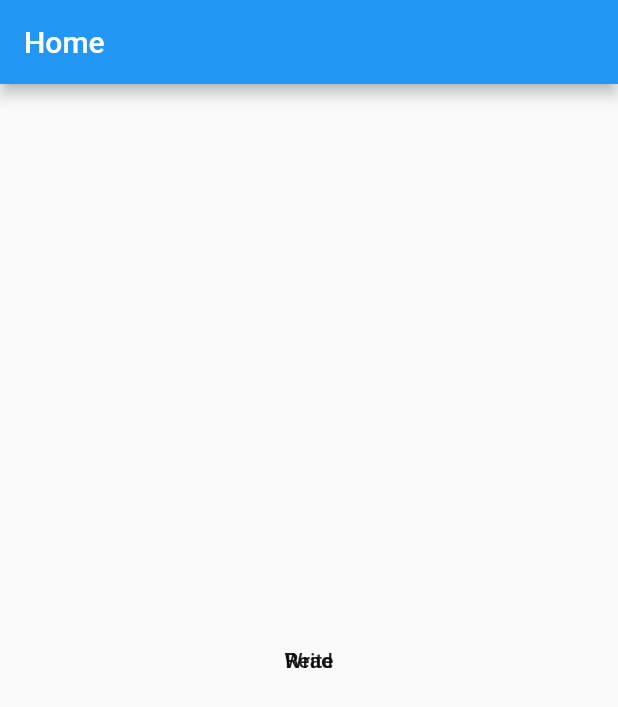
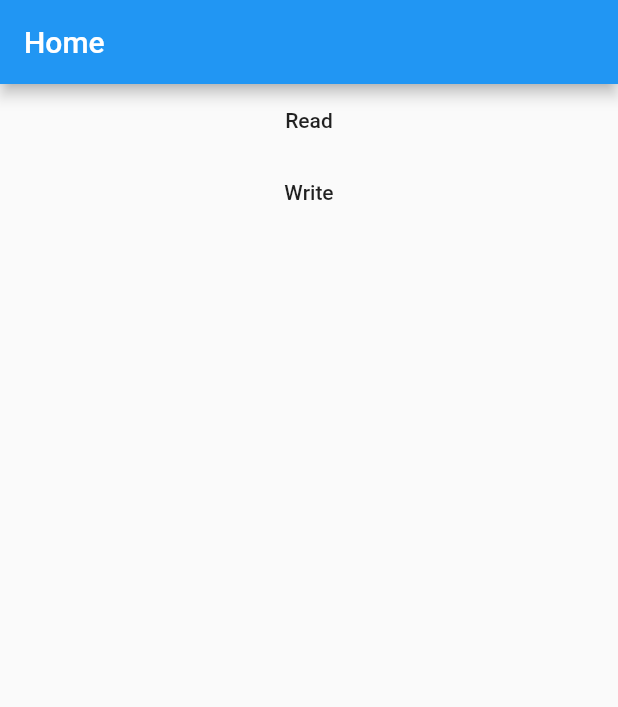
Before and after one commit to nikkiedd/DevHakcs, a Flutter app: the screen it shows after launch, on a phone screen of 412 x 824 dp. Shown: the top 707 px of the screen. Run offline on Flutter 3.47's test engine with Material 2 defaults, Android fonts, the phone set to English and light mode, and no system bars; missing offline and left inert: nfc_in_flutter, oauth2.

Commit message:
no message

```diff
--- a/future_in_banking/lib/HomePage.dart
+++ b/future_in_banking/lib/HomePage.dart
@@ -18,7 +18,7 @@ class _MyHomePageState extends State<MyHomePage> {
         title: Text("Home"),
       ),
       body: Center(
-        child: Stack(children: <Widget>[
+        child: Column(children: <Widget>[
           FlatButton(child: Text("Read"), onPressed: () => Navigator.push(context,
               MaterialPageRoute(
                   builder: (context) => NFCReaderWidget()
--- a/future_in_banking/lib/providers/NFCProvider.dart
+++ b/future_in_banking/lib/providers/NFCProvider.dart
@@ -4,8 +4,9 @@ class NFCProvider{
   static NFCProvider _provider;
 
   static NFCProvider GetProvider(){
-    if(_provider = null){
+    if(_provider == null){
       _provider = new NFCProvider();
+      _provider.Init();
     }
     return _provider;
   }
```
Also changed, not shown: 1 other file.
